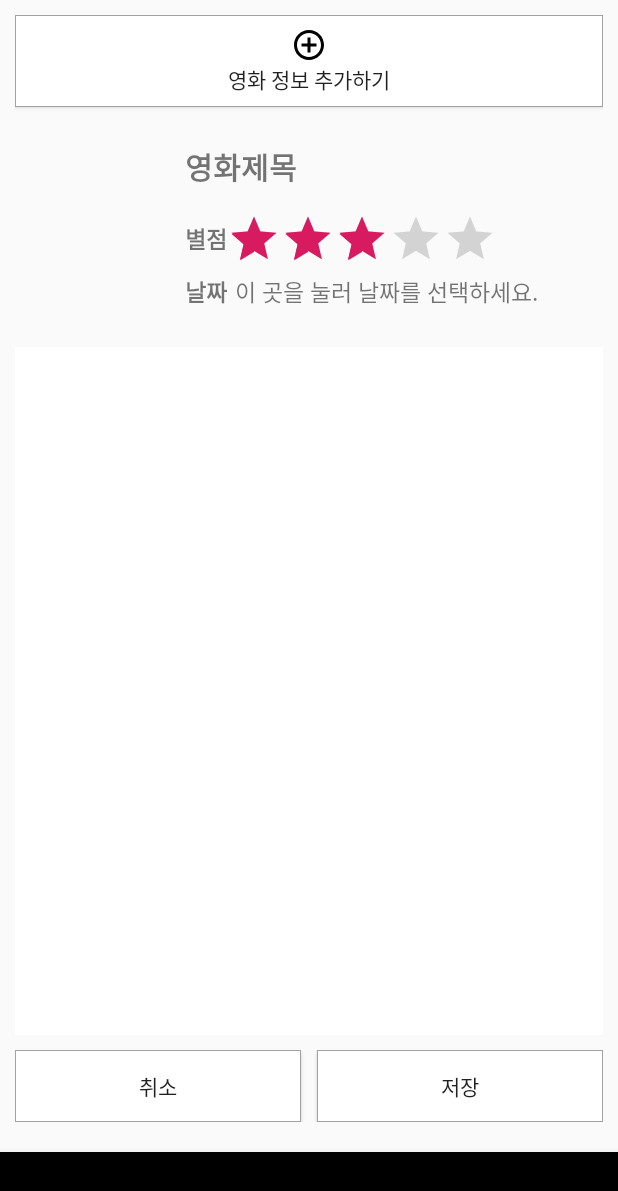
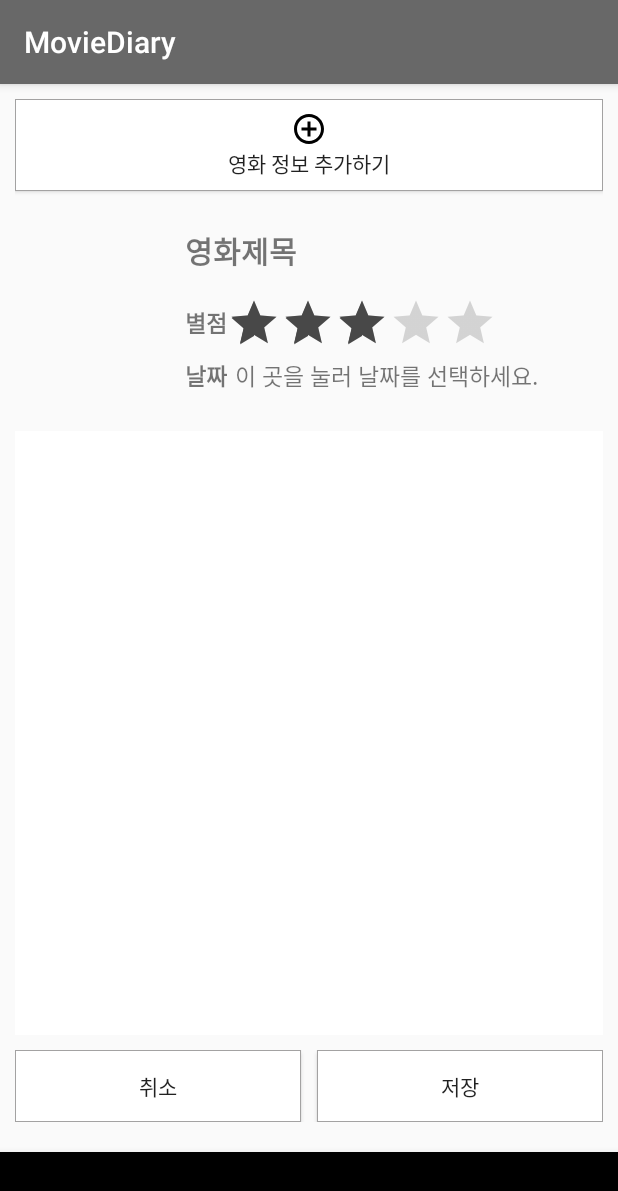
Before and after one commit to hanna2100/MovieDiary, an Android app: the screen it shows after launch (MainActivity), item 3 of the bottom bar chosen, on a phone screen of 412 x 824 dp. Shown: the top 1191 px of the screen. Run offline under Robolectric (Android 15) with nearby library versions, the phone set to English and light mode, and no system bars; pictures from the network do not load.

Commit message:
장한나림 191210 수정

```diff
--- a/app/build.gradle
+++ b/app/build.gradle
@@ -9,6 +9,7 @@ android {
         versionCode 1
         versionName "1.0"
         testInstrumentationRunner "android.support.test.runner.AndroidJUnitRunner"
+
     }
     buildTypes {
         release {
@@ -16,6 +17,7 @@ android {
             proguardFiles getDefaultProguardFile('proguard-android.txt'), 'proguard-rules.pro'
         }
     }
+
 }
 
 dependencies {
@@ -31,6 +33,7 @@ dependencies {
     implementation 'com.squareup.retrofit2:retrofit:2.6.2'
     implementation 'com.squareup.retrofit2:converter-gson:2.6.2'
     implementation 'com.yarolegovich:discrete-scrollview:1.4.9'
+    implementation 'jp.wasabeef:glide-transformations:4.1.0@aar'
     testImplementation 'junit:junit:4.12'
     androidTestImplementation 'com.android.support.test:runner:1.0.2'
     androidTestImplementation 'com.android.support.test.espresso:espresso-core:3.0.2'
--- a/app/src/main/AndroidManifest.xml
+++ b/app/src/main/AndroidManifest.xml
@@ -11,7 +11,8 @@
         android:roundIcon="@mipmap/ic_launcher_round"
         android:supportsRtl="true"
         android:theme="@style/AppTheme"
-        android:usesCleartextTraffic="true">
+        android:usesCleartextTraffic="true"
+        >
         <activity
             android:name=".MainActivity"
             android:configChanges="keyboardHidden|orientation|screenSize">
--- a/app/src/main/res/values/colors.xml
+++ b/app/src/main/res/values/colors.xml
@@ -1,7 +1,8 @@
 <?xml version="1.0" encoding="utf-8"?>
 <resources>
-    <color name="colorPrimary">#008577</color>
-    <color name="colorPrimaryDark">#00574B</color>
-    <color name="colorAccent">#D81B60</color>
+    <color name="colorPrimary">#686868</color>
+    <color name="colorPrimaryDark">#2d2d2d</color>
+    <color name="colorAccent">#484848</color>
     <color name="colorYellow">#ffd900</color>
+    <color name="colorFeedId">#22243d</color>
 </resources>
--- a/app/src/main/res/values/styles.xml
+++ b/app/src/main/res/values/styles.xml
@@ -6,9 +6,6 @@
         <item name="colorPrimary">@color/colorPrimary</item>
         <item name="colorPrimaryDark">@color/colorPrimaryDark</item>
         <item name="colorAccent">@color/colorAccent</item>
-        <!-- No Title Bar-->
-        <item name="windowActionBar">false</item>
-        <item name="windowNoTitle">true</item>
     </style>
 
     <!-- Custom RatingBar-->
@@ -16,4 +13,5 @@
         <item name="colorControlNormal">@color/colorYellow</item>
         <item name="colorControlActivated">@color/colorYellow</item>
     </style>
+
 </resources>
--- a/build.gradle
+++ b/build.gradle
@@ -5,6 +5,9 @@ buildscript {
     repositories {
         google()
         jcenter()
+        flatDir {
+            dirs 'libs'
+        }
     }
     dependencies {
         classpath 'com.android.tools.build:gradle:3.2.0'
```
Also changed, not shown: 1 other file.
